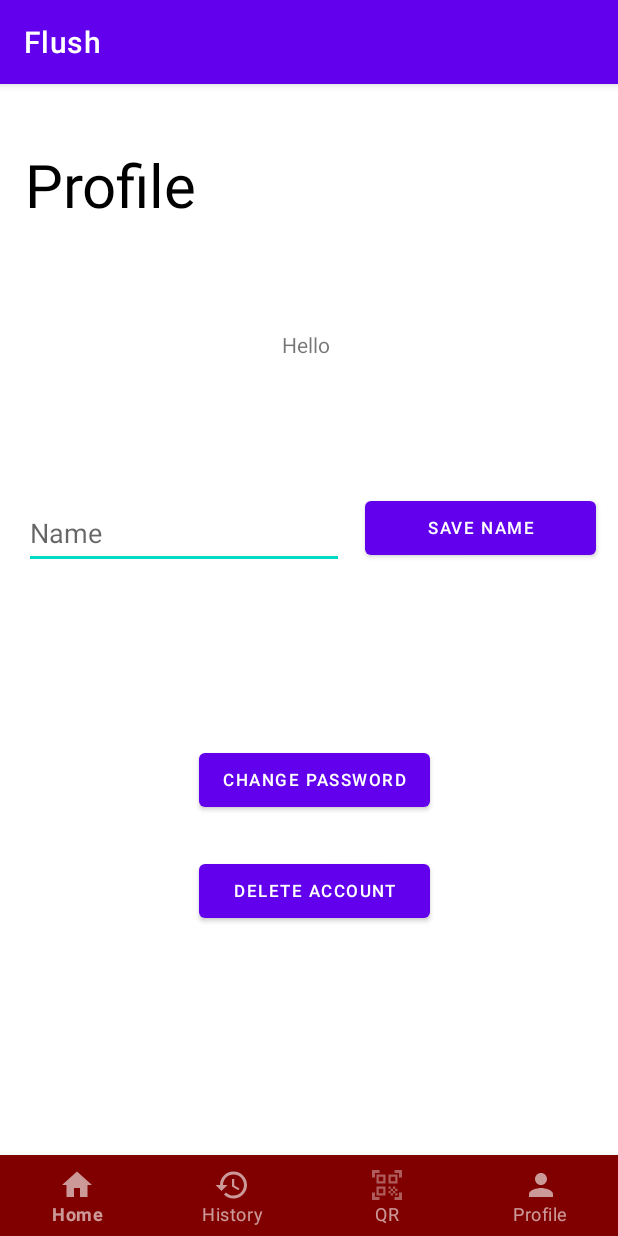
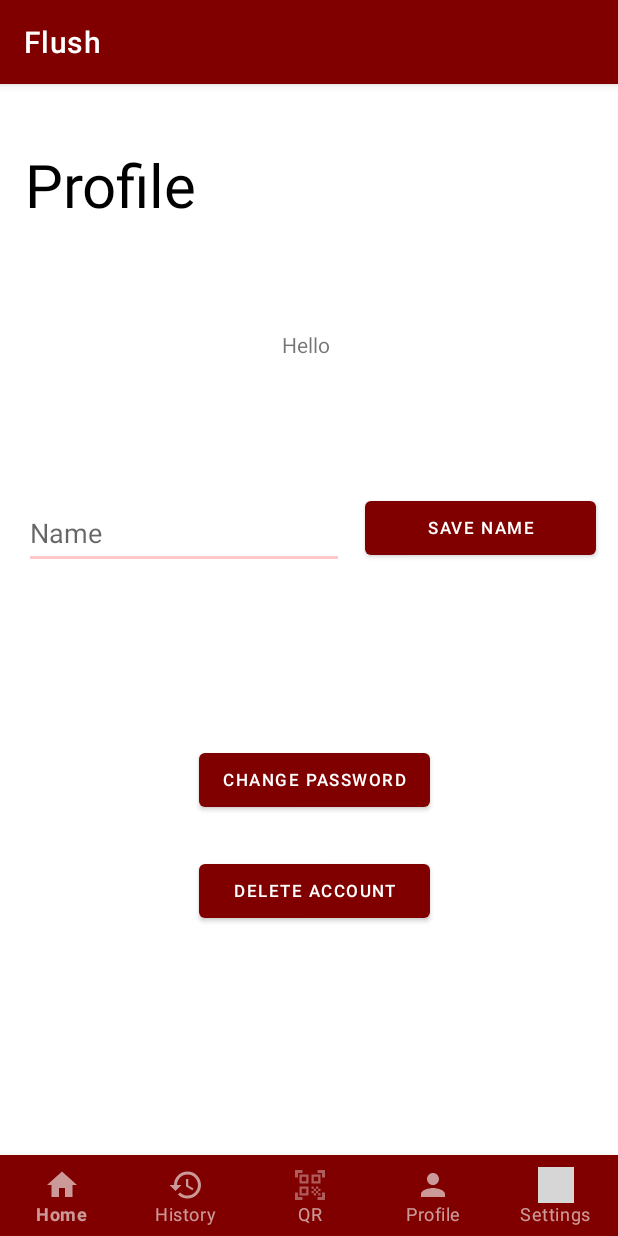
Before and after one commit to DLSUARNOLD/Flush, an Android app: the screen it shows after launch once a user with an empty profile is signed in (Profile), item 4 of the bottom bar chosen, on a phone screen of 412 x 824 dp. Run offline under Robolectric (Android 15) with nearby library versions, the light colour scheme and no system bars; our stand-ins replace Firebase (no records; nobody signed in at launch, a user with empty details on screens opened directly), Picasso; pictures from the network do not load; grey boxes are pictures that could not be loaded.

Commit message:
Added Features:
Working Ratings screen
Settings panel WIA

What's Included in Settings panel
logout :>

```diff
--- a/app/src/main/java/com/example/mobdeveapplication/Profile.kt
+++ b/app/src/main/java/com/example/mobdeveapplication/Profile.kt
@@ -42,6 +42,11 @@ class Profile : AppCompatActivity() {
                     startActivity(intent4)
                     true
                 }
+                R.id.settingsnavbar -> {
+                    val intent5 = Intent(this, Settings::class.java)
+                    startActivity(intent5)
+                    true
+                }
                 else -> {throw IllegalStateException("something bad happened")}
             }
         }
--- a/app/src/main/java/com/example/mobdeveapplication/datasets/Historyobject.kt
+++ b/app/src/main/java/com/example/mobdeveapplication/datasets/Historyobject.kt
@@ -1,4 +1,4 @@
 package com.example.mobdeveapplication.datasets
 
-data class Historyobject(val location:String,val rating:Int) {
+data class Historyobject(val location:String, val rating: Float) {
 }
--- a/app/src/main/res/layout/establishment.xml
+++ b/app/src/main/res/layout/establishment.xml
@@ -62,7 +62,7 @@
         android:layout_width="wrap_content"
         android:layout_height="wrap_content"
         android:layout_marginTop="12dp"
-        android:isIndicator="false"
+        android:isIndicator="true"
         android:max="5"
         android:progressTint="#FFD700"
         android:scaleX=".8"
--- a/app/src/main/res/layout/historyitem.xml
+++ b/app/src/main/res/layout/historyitem.xml
@@ -28,12 +28,14 @@
             android:layout_width="wrap_content"
             android:layout_height="wrap_content"
             android:layout_marginTop="15dp"
-            android:isIndicator="false"
             android:max="5"
             android:textColor = "?android:textColorPrimary"
             android:scaleX=".8"
             android:progressTint="#FFD700"
-            android:scaleY=".8" />
+            android:scaleY=".8"
+            android:isIndicator="true"
+            />
+
 
         <Button
             android:id="@+id/share_btn"
--- a/app/src/main/res/layout/homepage.xml
+++ b/app/src/main/res/layout/homepage.xml
@@ -4,8 +4,7 @@
     xmlns:app="http://schemas.android.com/apk/res-auto"
     xmlns:tools="http://schemas.android.com/tools"
     android:layout_width="match_parent"
-    android:layout_height="match_parent"
-    android:background="#BA6C6C">
+    android:layout_height="match_parent">
     <androidx.recyclerview.widget.RecyclerView
         android:id="@+id/popularcarousel"
         android:layout_width="match_parent"
--- a/app/src/main/res/menu/menu_main.xml
+++ b/app/src/main/res/menu/menu_main.xml
@@ -1,6 +1,7 @@
 <?xml version="1.0" encoding="utf-8"?>
 <menu xmlns:android="http://schemas.android.com/apk/res/android"
-    xmlns:app="http://schemas.android.com/apk/res-auto">
+    xmlns:app="http://schemas.android.com/apk/res-auto"
+    android:background="@color/colorbrandprimary">
     <item
         android:id="@+id/cloud_search"
         android:title="Search"
@@ -8,8 +9,4 @@
         app:showAsAction="always"
         app:actionViewClass="android.widget.SearchView"
         />
-
-    <item
-        android:id="@+id/action_settings"
-        android:title="Logout"/>
 </menu>
--- a/app/src/main/res/menu/nav_menu.xml
+++ b/app/src/main/res/menu/nav_menu.xml
@@ -1,6 +1,7 @@
 <?xml version="1.0" encoding="utf-8"?>
 <menu xmlns:app="http://schemas.android.com/apk/res-auto"
-    xmlns:android="http://schemas.android.com/apk/res/android">
+    xmlns:android="http://schemas.android.com/apk/res/android"
+    >
 
     <item
         android:id="@+id/homenavbar"
@@ -26,4 +27,10 @@
         android:icon="@drawable/ic_profile"
         android:title="Profile"
         />
+    <item
+        android:id="@+id/settingsnavbar"
+        android:enabled="true"
+        android:icon="@drawable/ic_settings"
+        android:title="Settings"
+        />
 </menu>
--- a/app/src/main/res/values-night/themes.xml
+++ b/app/src/main/res/values-night/themes.xml
@@ -2,13 +2,13 @@
     <!-- Base application theme. -->
     <style name="Theme.MOBDEVEAPPLICATION" parent="Theme.MaterialComponents.DayNight.DarkActionBar">
         <!-- Primary brand color. -->
-        <item name="colorPrimary">@color/purple_200</item>
-        <item name="colorPrimaryVariant">@color/purple_700</item>
-        <item name="colorOnPrimary">@color/black</item>
+        <item name="colorPrimary">@color/colorbrandprimary</item>
+        <item name="colorPrimaryVariant">@color/colorbrandprimary</item>
+        <item name="colorOnPrimary">@color/white</item>
         <!-- Secondary brand color. -->
-        <item name="colorSecondary">@color/teal_200</item>
-        <item name="colorSecondaryVariant">@color/teal_200</item>
-        <item name="colorOnSecondary">@color/black</item>
+        <item name="colorSecondary">@color/colorbrandprimary</item>
+        <item name="colorSecondaryVariant">@color/colorbrandprimary</item>
+        <item name="colorOnSecondary">@color/colorbrandprimary</item>
         <!-- Status bar color. -->
         <item name="android:statusBarColor" tools:targetApi="l">?attr/colorPrimaryVariant</item>
         <!-- Customize your theme here. -->
--- a/app/src/main/res/values/colors.xml
+++ b/app/src/main/res/values/colors.xml
@@ -7,6 +7,9 @@
     <color name="teal_700">#FF018786</color>
     <color name="black">#FF000000</color>
     <color name="white">#FFFFFFFF</color>
-    <color name="maroon">#800000</color>
-    <color name="blush">#F08080</color>
+    <color name="colorbrandprimary">#800000</color>
+    <color name="colorbrandsecondary">#FFC8C9</color>
+    <color name="colorbrandtertiary">#f5f5dc</color>
+    <color name="warmgray">#9e9a9a</color>
+    <color name="midnightblue">#242526</color>
 </resources>
--- a/app/src/main/res/values/styles.xml
+++ b/app/src/main/res/values/styles.xml
@@ -2,10 +2,14 @@
 <resources>
     <style name="Theme.Apirtayo" parent="Theme.MaterialComponents">
         <item name="bottomNavigationStyle">@style/Widget.MaterialComponents.BottomNavigationView.Colored</item>
-        <item name="colorPrimary">@color/maroon</item>
+        <item name="colorPrimary">@color/colorbrandprimary</item>
         <item name="colorOnPrimary">@color/white</item>
         <item name="itemTextColor">@color/white</item>
         <item name="itemTextAppearanceActive">@color/white</item>
         <item name="itemTextAppearanceInactive">@color/white</item>
+        <item name="android:background">@color/colorbrandprimary</item>
+        <item name="itemRippleColor">@color/colorbrandprimary</item>
+
+
     </style>
 </resources>
--- a/app/src/main/res/values/themes.xml
+++ b/app/src/main/res/values/themes.xml
@@ -2,17 +2,18 @@
     <!-- Base application theme. -->
     <style name="Theme.MOBDEVEAPPLICATION" parent="Theme.MaterialComponents.DayNight.DarkActionBar">
         <!-- Primary brand color. -->
-        <item name="colorPrimary">@color/purple_500</item>
-        <item name="colorPrimaryVariant">@color/purple_700</item>
+        <item name="colorPrimary">@color/colorbrandprimary</item>
+        <item name="colorPrimaryVariant">@color/colorbrandprimary</item>
         <item name="colorOnPrimary">@color/white</item>
         <!-- Secondary brand color. -->
-        <item name="colorSecondary">@color/teal_200</item>
-        <item name="colorSecondaryVariant">@color/teal_700</item>
-        <item name="colorOnSecondary">@color/black</item>
+        <item name="colorSecondary">@color/colorbrandsecondary</item>
+        <item name="colorSecondaryVariant">@color/colorbrandsecondary</item>
+        <item name="colorOnSecondary">@color/colorbrandsecondary</item>
         <!-- Status bar color. -->
         <item name="android:statusBarColor" tools:targetApi="l">?attr/colorPrimaryVariant</item>
         <!-- Customize your theme here. -->
         <item name="android:textColorPrimary">@color/black</item>
+
     </style>
 
 
```
Also changed, not shown: app/src/main/AndroidManifest.xml (+25 -24 lines), app/src/main/java/com/example/mobdeveapplication/History.kt (+10 -6 lines), app/src/main/java/com/example/mobdeveapplication/Homepage.kt (+5 -11 lines), app/src/main/java/com/example/mobdeveapplication/QrScanner.kt (+12 -5 lines), app/src/main/java/com/example/mobdeveapplication/datasets/Adapter.kt (+1 -7 lines).
